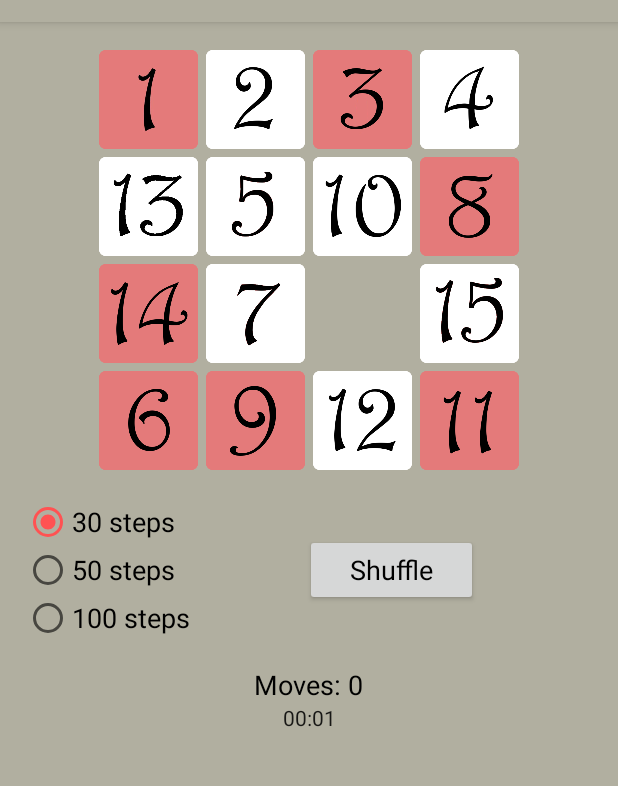
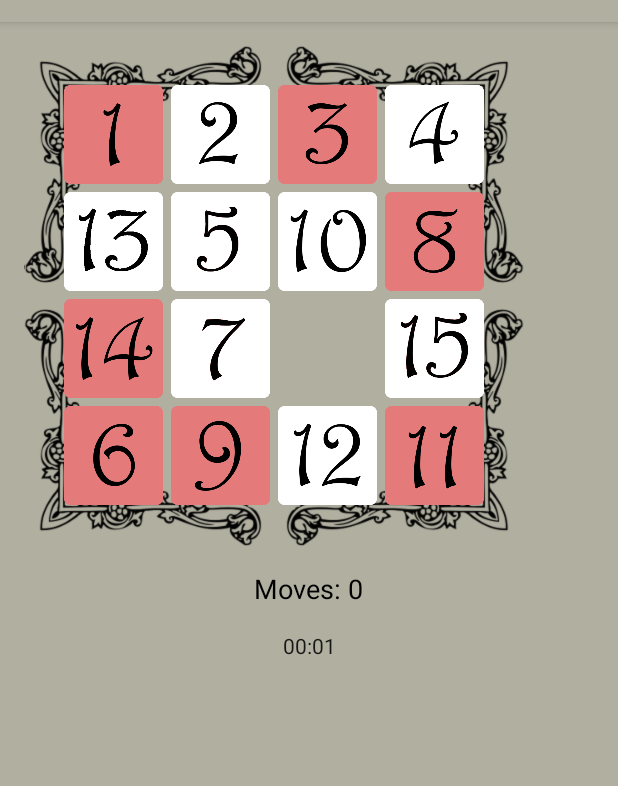
Before and after one commit to sanyoca/Puzzle15, an Android app: the Classicalpuzzle screen opened directly, with no data from a screen before it, after a tap on "Shuffle", on a phone screen of 412 x 824 dp, the part 62-848 px from its top. Run offline under Robolectric (Android 15) with nearby library versions, the phone set to English and light mode, and no system bars.

Commit message:
Version 0.936
- added a frame to the gameboard
- colorization started

```diff
--- a/app/src/main/java/com/example/sanya/puzzle15/Classicalpuzzle.java
+++ b/app/src/main/java/com/example/sanya/puzzle15/Classicalpuzzle.java
@@ -13,6 +13,8 @@ import android.widget.ImageView;
 import android.widget.LinearLayout;
 import android.widget.TextView;
 import android.widget.Toast;
+
+import static android.view.View.GONE;
 
 public class Classicalpuzzle extends AppCompatActivity implements View.OnClickListener {
     Gameboard table;
@@ -232,6 +234,8 @@ public class Classicalpuzzle extends AppCompatActivity implements View.OnClickLi
                     table.shuffleTable();
                     // show the table
                     showTable();
+                    findViewById(R.id.radionshuffle).setVisibility(GONE);
+                    findViewById(R.id.movesandtime).setVisibility(View.VISIBLE);
                     timer = (Chronometer) findViewById(R.id.timer);
                     timer.setBase(SystemClock.elapsedRealtime());
                     timer.stop();
--- a/app/src/main/java/com/example/sanya/puzzle15/Holespuzzle.java
+++ b/app/src/main/java/com/example/sanya/puzzle15/Holespuzzle.java
@@ -13,6 +13,8 @@ import android.widget.ImageView;
 import android.widget.LinearLayout;
 import android.widget.TextView;
 import android.widget.Toast;
+
+import static android.view.View.GONE;
 
 public class Holespuzzle extends AppCompatActivity implements View.OnClickListener {
     Chronometer timer;
@@ -235,6 +237,8 @@ public class Holespuzzle extends AppCompatActivity implements View.OnClickListen
                     table.shuffleTable();
                     // show the table
                     showTable();
+                    findViewById(R.id.radionshuffle).setVisibility(GONE);
+                    findViewById(R.id.movesandtime).setVisibility(View.VISIBLE);
                     timer = (Chronometer) findViewById(R.id.timer);
                     timer.setBase(SystemClock.elapsedRealtime());
                     timer.stop();
--- a/app/src/main/java/com/example/sanya/puzzle15/Picturepuzzle.java
+++ b/app/src/main/java/com/example/sanya/puzzle15/Picturepuzzle.java
@@ -16,6 +16,8 @@ import android.widget.LinearLayout;
 import android.widget.Spinner;
 import android.widget.TextView;
 import android.widget.Toast;
+
+import static android.view.View.GONE;
 
 public class Picturepuzzle extends AppCompatActivity implements View.OnClickListener {
     Gameboard table;
@@ -263,6 +265,8 @@ public class Picturepuzzle extends AppCompatActivity implements View.OnClickList
                     table.shuffleTable();
                     // show the table
                     showTable();
+                    findViewById(R.id.radionshuffle).setVisibility(GONE);
+                    findViewById(R.id.movesandtime).setVisibility(View.VISIBLE);
                     timer = (Chronometer) findViewById(R.id.timer);
                     timer.setBase(SystemClock.elapsedRealtime());
                     timer.stop();
--- a/app/src/main/res/drawable/whiterectangle.xml
+++ b/app/src/main/res/drawable/whiterectangle.xml
@@ -2,7 +2,7 @@
 <shape xmlns:android="http://schemas.android.com/apk/res/android"
     android:shape="rectangle">
     <size
-        android:width="50dp"
-        android:height="50dp" />
+        android:width="30dp"
+        android:height="30dp" />
     <solid android:color="@color/dirtywhite" />
 </shape>
--- a/app/src/main/res/layout/playboard.xml
+++ b/app/src/main/res/layout/playboard.xml
@@ -13,8 +13,17 @@
     tools:context="com.example.sanya.puzzle15.MainActivity">
 
     <LinearLayout
+        android:id="@+id/frame"
+        android:layout_width="wrap_content"
+        android:layout_height="wrap_content"
+        android:background="@drawable/background_frame"
+        android:orientation="vertical">
+        ">
+
+        <LinearLayout
             android:id="@+id/row1"
-        style="@style/rowlayouts"></LinearLayout>
+            style="@style/rowlayouts"
+            android:layout_marginTop="23dp"></LinearLayout>
 
         <LinearLayout
             android:id="@+id/row2"
@@ -27,8 +36,11 @@
         <LinearLayout
             android:id="@+id/row4"
             style="@style/rowlayouts"></LinearLayout>
+    </LinearLayout>
 
-    <LinearLayout style="@style/radionshuffle">
+    <LinearLayout
+        android:id="@+id/radionshuffle"
+        style="@style/radionshuffle">
 
         <LinearLayout style="@style/wrapped">
 
@@ -39,8 +51,8 @@
                 <RadioButton
                     android:id="@+id/button30"
                     style="@style/wrapped"
+                    android:checked="true"
                     android:tag="30"
-                    android:checked="true"
                     android:text="@string/steps30" />
 
                 <RadioButton
@@ -77,7 +89,10 @@
     </LinearLayout>
 
     <LinearLayout
+        android:id="@+id/movesandtime"
         style="@style/movesandtime">
+
+        <LinearLayout style="@style/movesandtimetext">
 
             <TextView
                 style="@style/wrapped"
@@ -90,16 +105,15 @@
 
         </LinearLayout>
 
-    <LinearLayout
-        style="@style/movesandtime">
+        <LinearLayout style="@style/movesandtimetext">
 
             <Chronometer
+                android:id="@+id/timer"
                 android:layout_width="match_parent"
-            android:gravity="center"
                 android:layout_height="wrap_content"
                 android:format="%m:%s"
-            android:id="@+id/timer"/>
+                android:gravity="center" />
 
         </LinearLayout>
-
     </LinearLayout>
+</LinearLayout>
--- a/app/src/main/res/values/styles.xml
+++ b/app/src/main/res/values/styles.xml
@@ -89,11 +89,19 @@
         <item name="android:orientation">horizontal</item>
     </style>
 
-    <style name="movesandtime">
+    <style name="movesandtimetext">
+        <item name="android:layout_marginTop">@dimen/activity_vertical_margin</item>
         <item name="android:layout_width">match_parent</item>
         <item name="android:layout_height">wrap_content</item>
         <item name="android:gravity">center_horizontal</item>
         <item name="android:orientation">horizontal</item>
     </style>
 
+    <style name="movesandtime">
+        <item name="android:visibility">gone</item>
+        <item name="android:orientation">vertical</item>
+        <item name="android:layout_width">match_parent</item>
+        <item name="android:layout_height">wrap_content</item>
+    </style>
+
 </resources>
```
Lines whose indentation alone changed are shown as unchanged.
